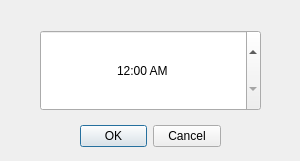
Old version of the form Lab2/addalarmdialog.ui in the repository JustTaya/uniProjects_secondYear.
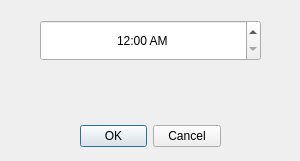
New version of the form. Icons and pictures are not drawn.

Patch:
```diff
--- a/Lab2/addalarmdialog.ui
+++ b/Lab2/addalarmdialog.ui
@@ -13,6 +13,190 @@
   <property name="windowTitle">
    <string>Dialog</string>
   </property>
+  <property name="styleSheet">
+   <string notr="true">QCheckBox::indicator
+{
+width:22px;
+height:22px;
+border:10px;
+}
+
+QCheckBox#Sunday::indicator:unchecked
+{
+image: url(:/s_icon.svg);
+}
+
+QCheckBox#Monday::indicator:unchecked
+{
+image: url(:/m_icon.svg);
+}
+
+QCheckBox#Tuesday::indicator:unchecked
+{
+image: url(:/t_icon.svg);
+}
+
+QCheckBox#Wednesday::indicator:unchecked
+{
+image: url(:/w_icon.svg);
+}
+
+QCheckBox#Thursday::indicator:unchecked
+{
+image: url(:/t_icon.svg);
+}
+
+QCheckBox#Friday::indicator:unchecked
+{
+image: url(:/f_icon.svg);
+}
+
+QCheckBox#Saturday::indicator:unchecked
+{
+image: url(:/s_icon.svg);
+}
+
+QCheckBox#Sunday::indicator:unchecked:pressed
+{
+image: url(:/s_clicked_icon.svg);
+}
+
+QCheckBox#Monday::indicator:unchecked:pressed
+{
+image: url(:/m_clicked_icon.svg);
+}
+
+QCheckBox#Tuesday::indicator:unchecked:pressed
+{
+image: url(:/t_clicked_icon.svg);
+}
+
+QCheckBox#Wednesday::indicator:unchecked:pressed
+{
+image: url(:/w_clicked_icon.svg);
+}
+
+QCheckBox#Thursday::indicator:unchecked:pressed
+{
+image: url(:/t_clicked_icon.svg);
+}
+
+QCheckBox#Friday::indicator:unchecked:pressed
+{
+image: url(:/f_clicked_icon.svg);
+}
+
+QCheckBox#Saturday::indicator:unchecked:pressed
+{
+image: url(:/s_clicked_icon.svg);
+}
+
+
+QCheckBox#Sunday::indicator:checked
+{
+image: url(:/s_clicked_icon.svg);
+}
+
+QCheckBox#Monday::indicator:checked
+{
+image: url(:/m_clicked_icon.svg);
+}
+
+QCheckBox#Tuesday::indicator:checked
+{
+image: url(:/t_clicked_icon.svg);
+}
+
+QCheckBox#Wednesday::indicator:checked
+{
+image: url(:/w_clicked_icon.svg);
+}
+
+QCheckBox#Thursday::indicator:checked
+{
+image: url(:/t_clicked_icon.svg);
+}
+
+QCheckBox#Friday::indicator:checked
+{
+image: url(:/f_clicked_icon.svg);
+}
+
+QCheckBox#Saturday::indicator:checked
+{
+image: url(:/s_clicked_icon.svg);
+}
+
+QCheckBox#Sunday::indicator:checked:pressed
+{
+image: url(:/s_icon.svg);
+}
+
+QCheckBox#Monday::indicator:checked:pressed
+{
+image: url(:/m_icon.svg);
+}
+
+QCheckBox#Tuesday::indicator:checked:pressed
+{
+image: url(:/t_icon.svg);
+}
+
+QCheckBox#Wednesday::indicator:checked:pressed
+{
+image: url(:/w_icon.svg);
+}
+
+QCheckBox#Thursday::indicator:checked:pressed
+{
+image: url(:/t_icon.svg);
+}
+
+QCheckBox#Friday::indicator:checked:pressed
+{
+image: url(:/f_icon.svg);
+}
+
+QCheckBox#Saturday::indicator:checked:pressed
+{
+image: url(:/s_icon.svg);
+}
+
+QCheckBox#Sunday::indicator:pressed
+{
+image: url(:/s_clicked_icon.svg);
+}
+
+QCheckBox#Monday::indicator:pressed
+{
+image: url(:/m_clicked_icon.svg);
+}
+
+QCheckBox#Tuesday::indicator:pressed
+{
+image: url(:/t_clicked_icon.svg);
+}
+
+QCheckBox#Wednesday::indicator:pressed
+{
+image: url(:/w_clicked_icon.svg);
+}
+
+QCheckBox#Thursday::indicator:pressed
+{
+image: url(:/t_clicked_icon.svg);
+}
+
+QCheckBox#Friday::indicator:pressed
+{
+image: url(:/f_clicked_icon.svg);
+}
+
+QCheckBox#Saturday::indicator:pressed
+{
+image: url(:/s_clicked_icon.svg);
+}</string>
+  </property>
   <widget class="QDialogButtonBox" name="buttonBox">
    <property name="geometry">
     <rect>
@@ -33,9 +217,9 @@
    <property name="geometry">
     <rect>
      <x>40</x>
-     <y>30</y>
+     <y>20</y>
      <width>221</width>
-     <height>81</height>
+     <height>41</height>
     </rect>
    </property>
    <property name="alignment">
@@ -45,6 +229,97 @@
     <string>h:mm AP</string>
    </property>
   </widget>
+  <widget class="QCheckBox" name="Sunday">
+   <property name="geometry">
+    <rect>
+     <x>20</x>
+     <y>90</y>
+     <width>31</width>
+     <height>23</height>
+    </rect>
+   </property>
+   <property name="text">
+    <string/>
+   </property>
+  </widget>
+  <widget class="QCheckBox" name="Monday">
+   <property name="geometry">
+    <rect>
+     <x>60</x>
+     <y>90</y>
+     <width>31</width>
+     <height>23</height>
+    </rect>
+   </property>
+   <property name="text">
+    <string/>
+   </property>
+  </widget>
+  <widget class="QCheckBox" name="Tuesday">
+   <property name="geometry">
+    <rect>
+     <x>100</x>
+     <y>90</y>
+     <width>31</width>
+     <height>23</height>
+    </rect>
+   </property>
+   <property name="text">
+    <string/>
+   </property>
+  </widget>
+  <widget class="QCheckBox" name="Wednesday">
+   <property name="geometry">
+    <rect>
+     <x>140</x>
+     <y>90</y>
+     <width>31</width>
+     <height>23</height>
+    </rect>
+   </property>
+   <property name="text">
+    <string/>
+   </property>
+  </widget>
+  <widget class="QCheckBox" name="Thursday">
+   <property name="geometry">
+    <rect>
+     <x>180</x>
+     <y>90</y>
+     <width>31</width>
+     <height>23</height>
+    </rect>
+   </property>
+   <property name="text">
+    <string/>
+   </property>
+  </widget>
+  <widget class="QCheckBox" name="Friday">
+   <property name="geometry">
+    <rect>
+     <x>220</x>
+     <y>90</y>
+     <width>31</width>
+     <height>23</height>
+    </rect>
+   </property>
+   <property name="text">
+    <string/>
+   </property>
+  </widget>
+  <widget class="QCheckBox" name="Saturday">
+   <property name="geometry">
+    <rect>
+     <x>260</x>
+     <y>90</y>
+     <width>31</width>
+     <height>23</height>
+    </rect>
+   </property>
+   <property name="text">
+    <string/>
+   </property>
+  </widget>
  </widget>
  <resources/>
  <connections>
```
